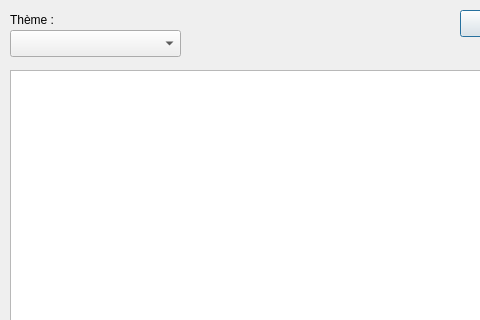
This is tellae_services_dialog_base.ui in tellae/qgis-tellae-plugin as Qt 5 draws it before an edit; both pictures show x 0 to 480 and y 0 to 320 of the 742 by 442 pixel window. The edited form follows.
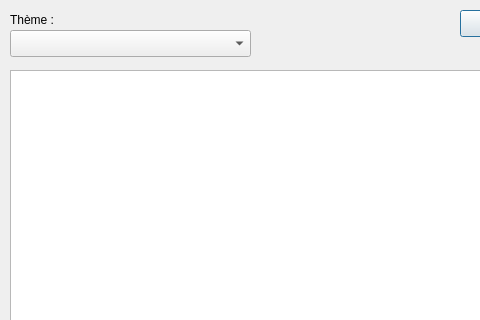
This is the edited form.

Commit message: add translation for themes

```diff
--- a/tellae_services_dialog_base.ui
+++ b/tellae_services_dialog_base.ui
@@ -71,7 +71,7 @@
     <rect>
      <x>10</x>
      <y>30</y>
-     <width>171</width>
+     <width>241</width>
      <height>27</height>
     </rect>
    </property>
```
Left out of the diff: 3 changed lines with no effect on the pictures. The commit also changes 2 other files.
